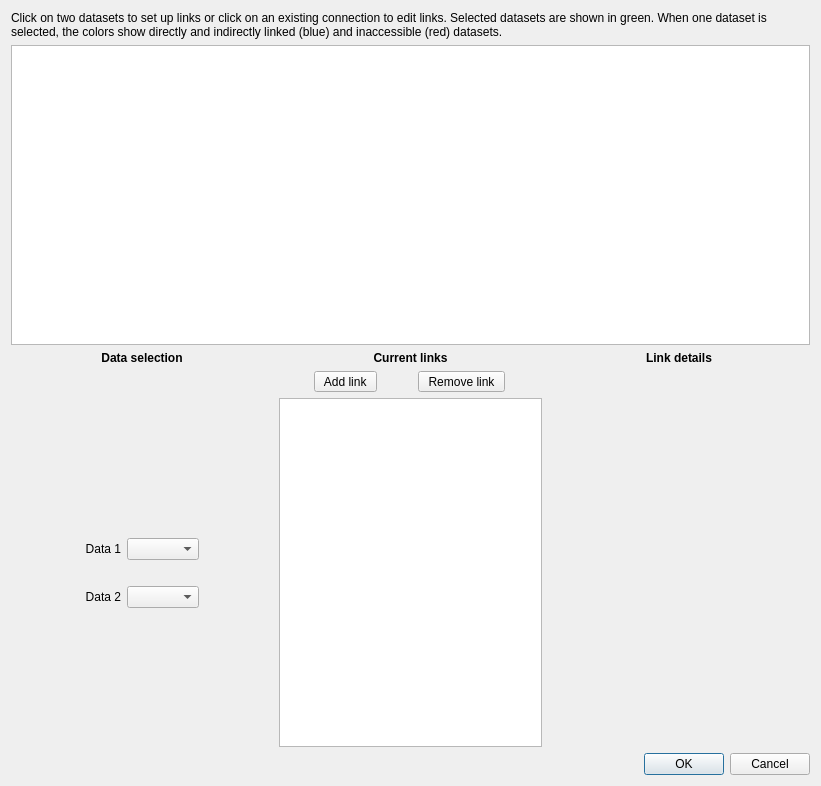
Qt form glue/dialogs/link_editor/qt/link_editor.ui (glue-viz/glue) before a commit.
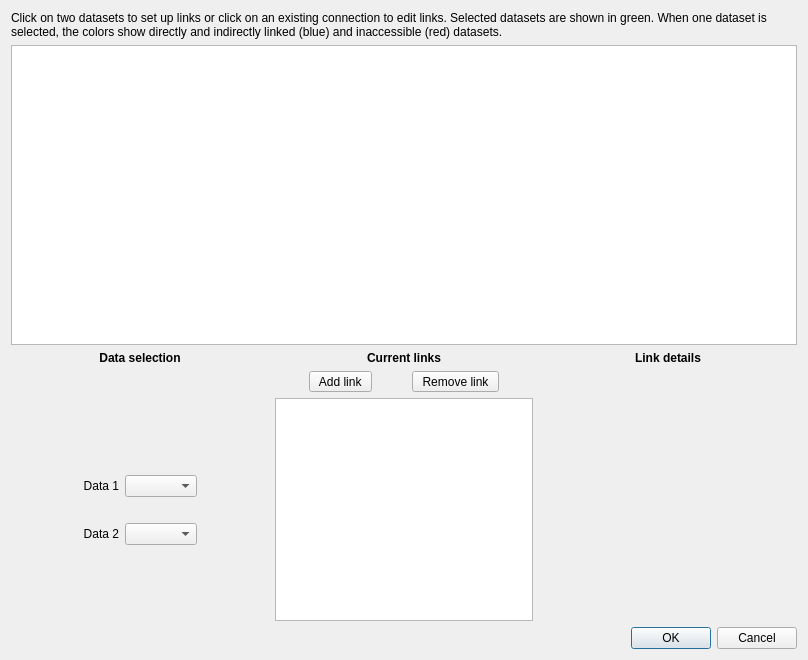
The same form after that commit. Custom widgets are drawn as their Qt base class.

Commit message: Handle pre-existing links in data collection, and preserve output labels and link function descriptions

Patch:
```diff
--- a/glue/dialogs/link_editor/qt/link_editor.ui
+++ b/glue/dialogs/link_editor/qt/link_editor.ui
@@ -6,8 +6,8 @@
    <rect>
     <x>0</x>
     <y>0</y>
-    <width>821</width>
-    <height>786</height>
+    <width>808</width>
+    <height>660</height>
    </rect>
   </property>
   <property name="windowTitle">
```
The commit also changes 5 other files.
